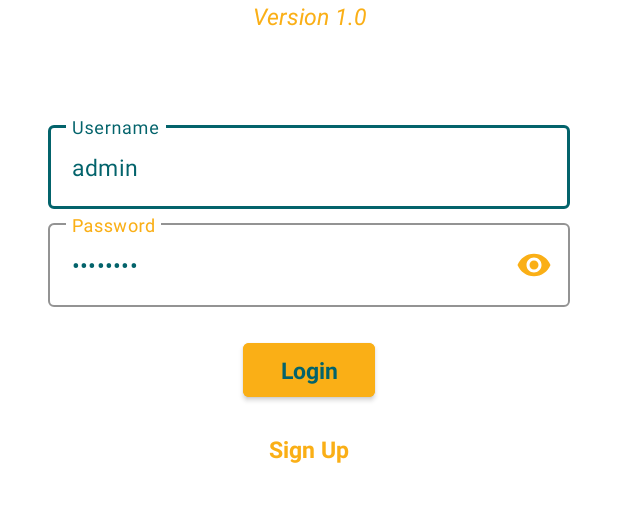
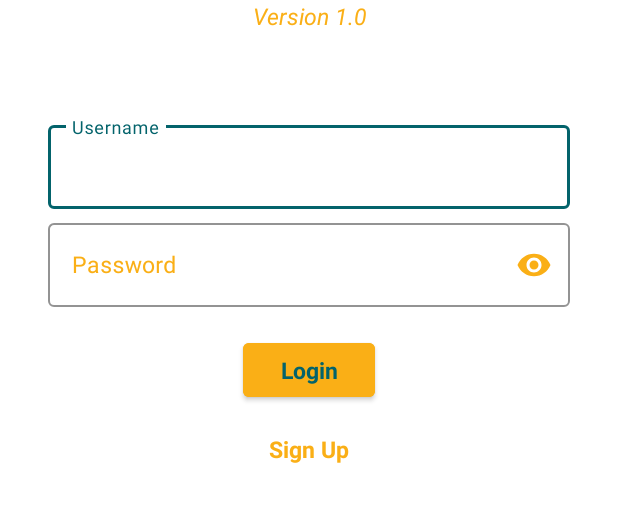
Before and after one commit to AmarK-007/CapstoneProject-GardenNerds, an Android app: the screen it shows after launch (LoginScreenActivity), on a phone screen of 412 x 824 dp, the part 525-1047 px from its top. Run offline under Robolectric (Android 15) with nearby library versions, the phone set to English and light mode, and no system bars.

Commit message:
login xml correction

```diff
--- a/app/src/main/res/layout/activity_login_screen.xml
+++ b/app/src/main/res/layout/activity_login_screen.xml
@@ -95,7 +95,6 @@
                     android:hint="@string/username"
                     android:imeOptions="actionNext"
                     android:inputType="textEmailAddress"
-                    android:text="admin"
                     android:textSize="15sp" />
 
             </com.google.android.material.textfield.TextInputLayout>
@@ -118,7 +117,6 @@
                     android:hint="@string/password"
                     android:imeOptions="actionDone"
                     android:inputType="textPassword"
-                    android:text="admin123"
                     android:textSize="15sp" />
 
 
```
